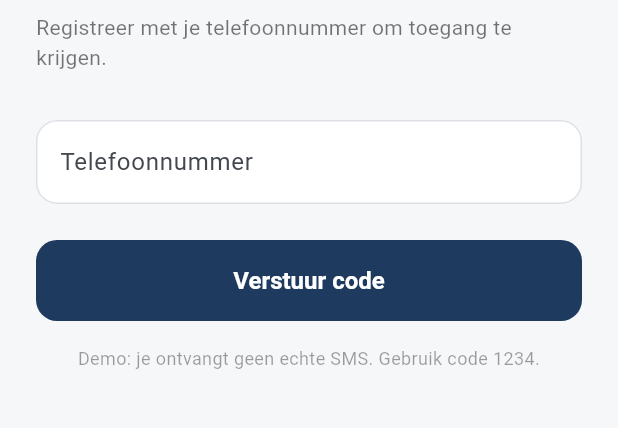
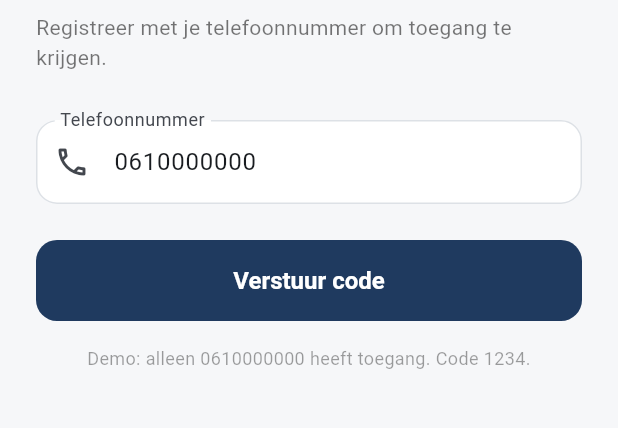
Before and after one commit to assaka/welhof_app, a Flutter app: the screen it shows after launch, on a phone screen of 412 x 824 dp, the part 270-698 px from its top. Run offline on Flutter 3.47's test engine with Material 3 defaults, Android fonts, the phone set to English and light mode, and no system bars; our stand-ins replace image_picker, shared_preferences; missing offline and left inert: mobile_scanner.

Commit message:
Restrict registration to an allowlist (demo: 0610000000)
- AuthService gains an allowedNumbers allowlist + normalize(); access is
  denied for numbers not on it, enforced in both the form validator and
  verifyCode.
- Registration field drops the +31 prefix, is prefilled with 0610000000,
  and accepts any Dutch format (normalized before the allowlist check).

flutter analyze: No issues found.

Co-Authored-By: Claude Opus 4.8 <noreply@anthropic.com>

```diff
--- a/lib/screens/registration_screen.dart
+++ b/lib/screens/registration_screen.dart
@@ -14,7 +14,8 @@ class RegistrationScreen extends StatefulWidget {
 
 class _RegistrationScreenState extends State<RegistrationScreen> {
   final _auth = AuthService();
-  final _controller = TextEditingController();
+  // Prefilled with the allowed demo number.
+  final _controller = TextEditingController(text: '0610000000');
   final _formKey = GlobalKey<FormState>();
   bool _sending = false;
 
@@ -27,7 +28,7 @@ class _RegistrationScreenState extends State<RegistrationScreen> {
   Future<void> _submit() async {
     if (!_formKey.currentState!.validate()) return;
     setState(() => _sending = true);
-    final phone = '+31 ${_controller.text.trim()}';
+    final phone = _controller.text.trim();
     await _auth.sendCode(phone);
     if (!mounted) return;
     setState(() => _sending = false);
@@ -75,19 +76,21 @@ class _RegistrationScreenState extends State<RegistrationScreen> {
                   controller: _controller,
                   keyboardType: TextInputType.phone,
                   inputFormatters: [
-                    FilteringTextInputFormatter.allow(RegExp(r'[0-9 ]')),
-                    LengthLimitingTextInputFormatter(12),
+                    FilteringTextInputFormatter.allow(RegExp(r'[0-9 +\-]')),
+                    LengthLimitingTextInputFormatter(16),
                   ],
                   decoration: const InputDecoration(
                     labelText: 'Telefoonnummer',
-                    prefixText: '+31  ',
-                    hintText: '6 12 34 56 78',
+                    prefixIcon: Icon(Icons.phone_outlined),
+                    hintText: '0612345678',
                   ),
                   validator: (value) {
-                    final digits =
-                        (value ?? '').replaceAll(RegExp(r'\s'), '');
-                    if (digits.length < 9) {
+                    final v = (value ?? '').trim();
+                    if (AuthService.normalize(v).length < 9) {
                       return 'Voer een geldig telefoonnummer in';
+                    }
+                    if (!_auth.isAllowed(v)) {
+                      return 'Dit nummer heeft geen toegang tot de app';
                     }
                     return null;
                   },
@@ -108,7 +111,7 @@ class _RegistrationScreenState extends State<RegistrationScreen> {
                 ),
                 const SizedBox(height: 16),
                 const Text(
-                  'Demo: je ontvangt geen echte SMS. Gebruik code 1234.',
+                  'Demo: alleen 0610000000 heeft toegang. Code 1234.',
                   textAlign: TextAlign.center,
                   style: TextStyle(color: Colors.black38, fontSize: 12),
                 ),
```
Also changed, not shown: lib/services/auth_service.dart (+28 -4 lines).
